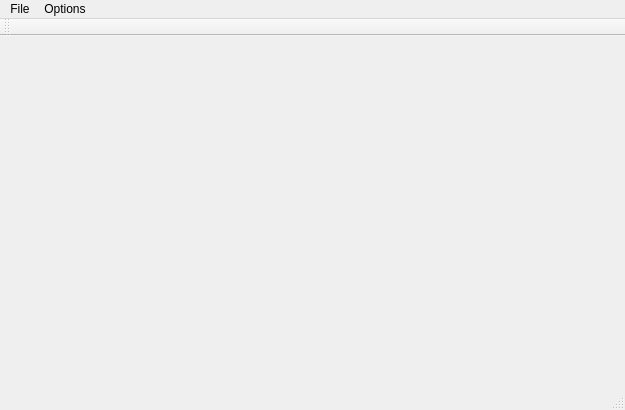
pussbb/QHDA, file ui/qhda.ui: the form before one commit.
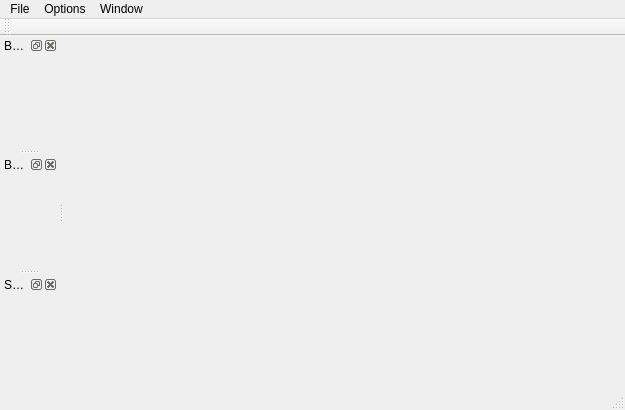
The form after the commit.

Commit message: added dok widgets

What changed in the file:
```diff
--- a/ui/qhda.ui
+++ b/ui/qhda.ui
@@ -34,8 +34,24 @@
      <string>Options</string>
     </property>
    </widget>
+   <widget class="QMenu" name="menuWindow">
+    <property name="title">
+     <string>Window</string>
+    </property>
+    <widget class="QMenu" name="menuOpen">
+     <property name="title">
+      <string>Open</string>
+     </property>
+     <addaction name="actionBook_List"/>
+     <addaction name="actionBook_Table_of_Content"/>
+     <addaction name="actionSearch_In_Book"/>
+    </widget>
+    <addaction name="actionFull_Screen"/>
+    <addaction name="menuOpen"/>
+   </widget>
    <addaction name="menuFile"/>
    <addaction name="menuOptions"/>
+   <addaction name="menuWindow"/>
   </widget>
   <widget class="QToolBar" name="mainToolBar">
    <attribute name="toolBarArea">
@@ -46,6 +62,33 @@
    </attribute>
   </widget>
   <widget class="QStatusBar" name="statusBar"/>
+  <widget class="QDockWidget" name="BookList">
+   <property name="windowTitle">
+    <string>Book List</string>
+   </property>
+   <attribute name="dockWidgetArea">
+    <number>1</number>
+   </attribute>
+   <widget class="QWidget" name="BookListContent"/>
+  </widget>
+  <widget class="QDockWidget" name="BookTableContents">
+   <property name="windowTitle">
+    <string>Book Table of Contents</string>
+   </property>
+   <attribute name="dockWidgetArea">
+    <number>1</number>
+   </attribute>
+   <widget class="QWidget" name="BookTCContent"/>
+  </widget>
+  <widget class="QDockWidget" name="SearchInBook">
+   <property name="windowTitle">
+    <string>Search In Book</string>
+   </property>
+   <attribute name="dockWidgetArea">
+    <number>1</number>
+   </attribute>
+   <widget class="QWidget" name="SearchContent"/>
+  </widget>
   <action name="actionExit">
    <property name="text">
     <string>Exit</string>
```
Left out of the diff: 23 changed lines with no effect on the pictures. The commit also changes 3 other files.
